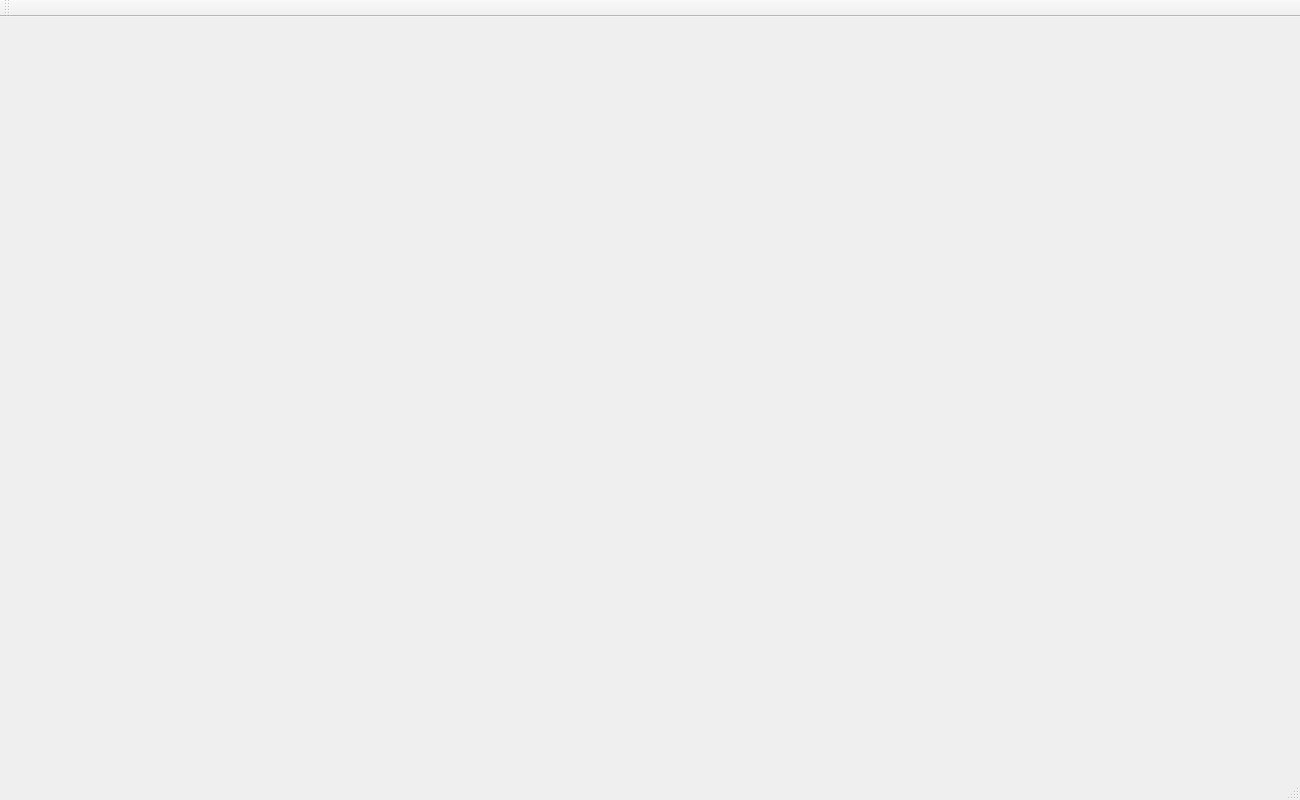
Qt form mainwindow.ui (gallottino/guiPoliTOcean) before a commit.
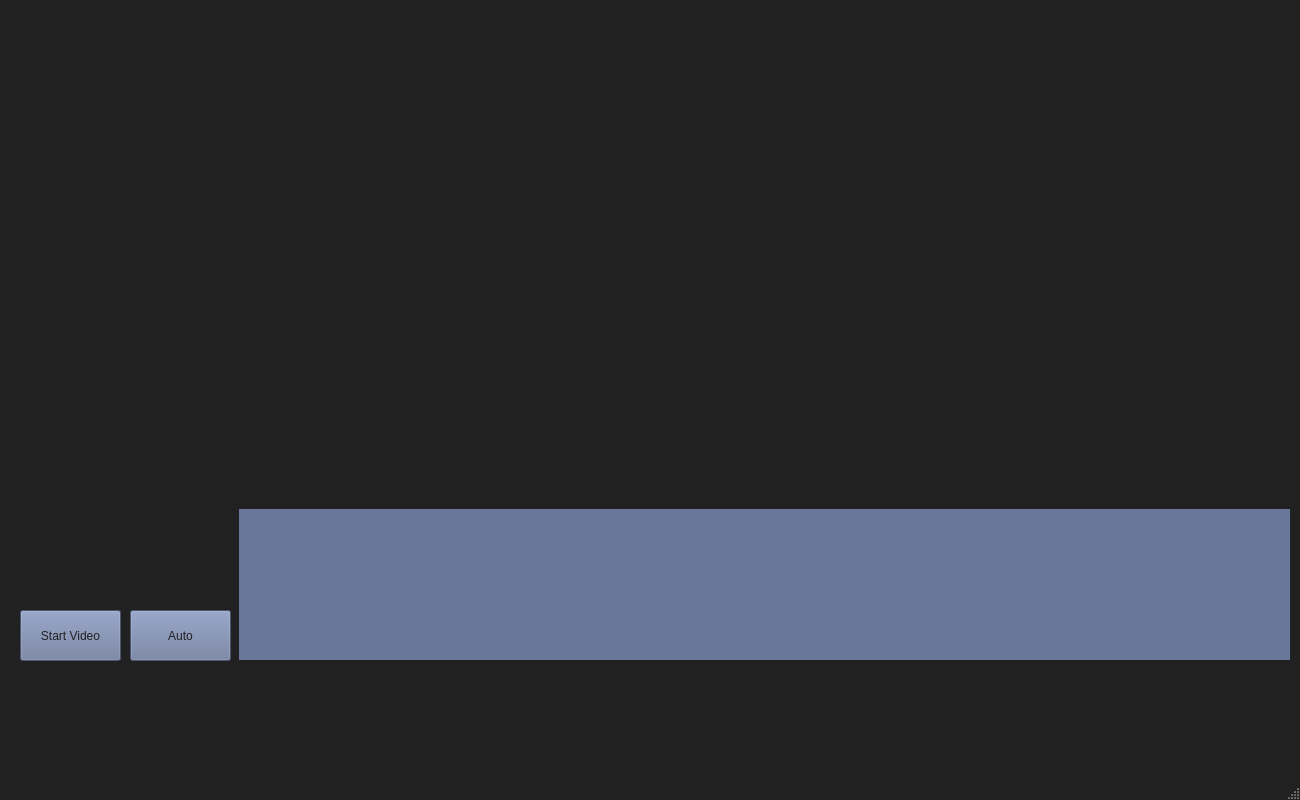
The same form after that commit.

Commit message: Added IpCamera object, Added Vision object, change same ui features

```diff
--- a/mainwindow.ui
+++ b/mainwindow.ui
@@ -13,7 +13,19 @@
   <property name="windowTitle">
    <string>MainWindow</string>
   </property>
+  <property name="styleSheet">
+   <string notr="true">QPushButton{
+	background-color: #69779b;
+	color: #212121;
+}
+QMainWindow{
+	background-color: #212121;
+}</string>
+  </property>
   <widget class="QWidget" name="centralWidget">
+   <property name="styleSheet">
+    <string notr="true"/>
+   </property>
    <widget class="QLabel" name="display_image">
     <property name="geometry">
      <rect>
@@ -40,24 +52,45 @@
      <string/>
     </property>
    </widget>
-  </widget>
-  <widget class="QMenuBar" name="menuBar">
-   <property name="geometry">
-    <rect>
-     <x>0</x>
-     <y>0</y>
-     <width>1300</width>
-     <height>22</height>
-    </rect>
-   </property>
-  </widget>
-  <widget class="QToolBar" name="mainToolBar">
-   <attribute name="toolBarArea">
-    <enum>TopToolBarArea</enum>
-   </attribute>
-   <attribute name="toolBarBreak">
-    <bool>false</bool>
-   </attribute>
+   <widget class="QPushButton" name="startVideo">
+    <property name="geometry">
+     <rect>
+      <x>20</x>
+      <y>610</y>
+      <width>101</width>
+      <height>51</height>
+     </rect>
+    </property>
+    <property name="text">
+     <string>Start Video</string>
+    </property>
+   </widget>
+   <widget class="QPushButton" name="startVideo_2">
+    <property name="geometry">
+     <rect>
+      <x>130</x>
+      <y>610</y>
+      <width>101</width>
+      <height>51</height>
+     </rect>
+    </property>
+    <property name="text">
+     <string>Auto</string>
+    </property>
+   </widget>
+   <widget class="QWidget" name="widget" native="true">
+    <property name="geometry">
+     <rect>
+      <x>239</x>
+      <y>509</y>
+      <width>1051</width>
+      <height>151</height>
+     </rect>
+    </property>
+    <property name="styleSheet">
+     <string notr="true">background-color: #69779b;;</string>
+    </property>
+   </widget>
   </widget>
   <widget class="QStatusBar" name="statusBar"/>
  </widget>
```
The commit also changes 7 other files.
